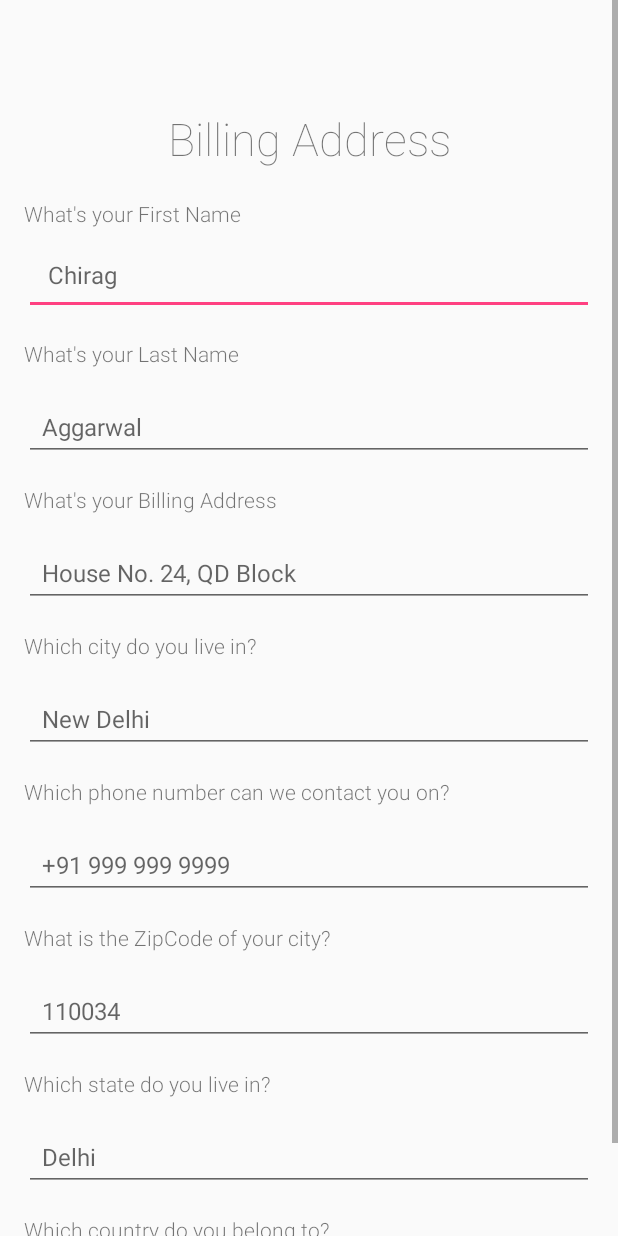
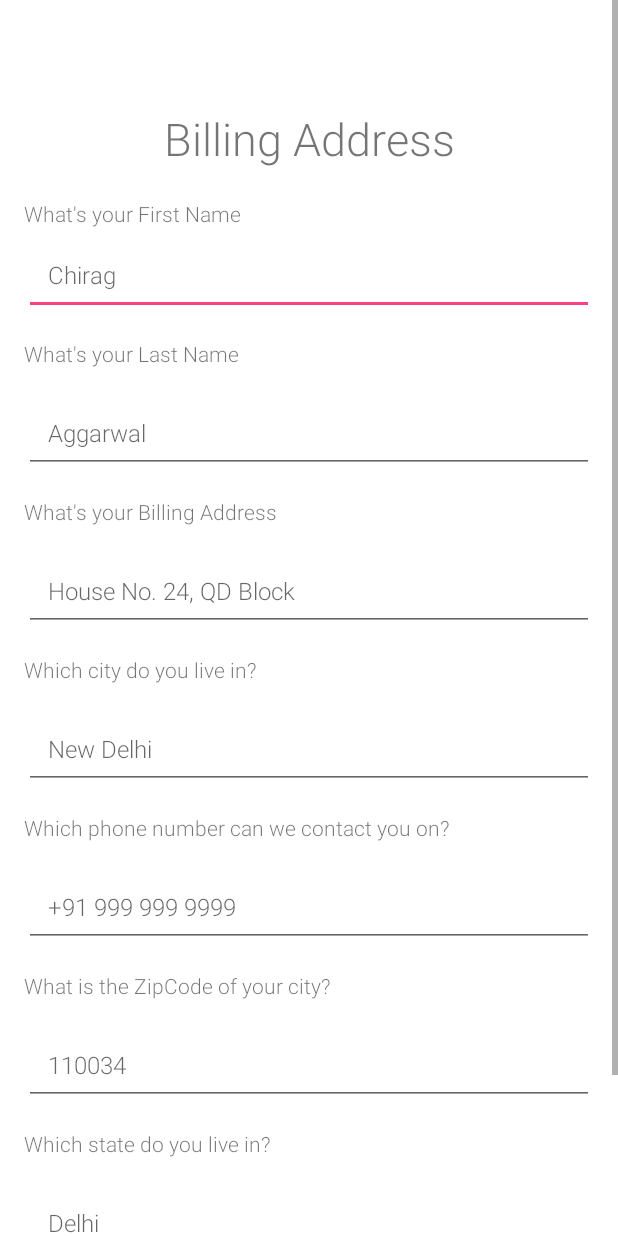
Before and after one commit to prashant3863/MyKart, an Android app: the fragment AddressFragment shown on its own in the app's theme, on a phone screen of 412 x 824 dp. Run offline under Robolectric (Android 15) with nearby library versions, the phone set to English and light mode, and no system bars.

Commit message:
Refactoring Address Screen
- Removing loader shown when the address screen is loaded (when the order is already in "address" state)
- DRYing code

```diff
--- a/android_app/app/src/main/java/com/example/chi6rag/mykart/CheckoutActivity.java
+++ b/android_app/app/src/main/java/com/example/chi6rag/mykart/CheckoutActivity.java
@@ -13,13 +13,14 @@ import com.example.chi6rag.mykart.network.Errors;
 import com.example.chi6rag.mykart.network.ErrorsResource;
 
 public class CheckoutActivity extends AppCompatActivity {
+    private ProgressBar progressBar;
 
     @Override
     protected void onCreate(Bundle savedInstanceState) {
         super.onCreate(savedInstanceState);
         setContentView(R.layout.activity_checkout);
 
-        final ProgressBar progressBar = ((ProgressBar) findViewById(R.id.checkout_progress_loader));
+        progressBar = ((ProgressBar) findViewById(R.id.checkout_progress_loader));
 
         final Order order = getIntent().getParcelableExtra(Order.TAG);
         new AdvanceOrderStateTask(order, new UIExecutor<Object>() {
@@ -30,20 +31,8 @@ public class CheckoutActivity extends AppCompatActivity {
 
             @Override
             public void onPostExecute(Object object) {
-                stopLoaderAnimation(progressBar);
-                removeLoader(progressBar);
-            }
-
-            private void startLoaderAnimation() {
-                progressBar.animate().start();
-            }
-
-            private void removeLoader(ProgressBar progressBar) {
-                ((ViewGroup) progressBar.getParent()).removeView(progressBar);
-            }
-
-            private void stopLoaderAnimation(ProgressBar progressBar) {
-                progressBar.animate().cancel();
+                stopLoaderAnimation();
+                removeLoader();
             }
         }, new ExtensibleStatusCallback<Object>() {
             @Override
@@ -61,6 +50,19 @@ public class CheckoutActivity extends AppCompatActivity {
         }).execute();
     }
 
+
+    private void startLoaderAnimation() {
+        progressBar.animate().start();
+    }
+
+    private void removeLoader() {
+        ((ViewGroup) this.progressBar.getParent()).removeView(progressBar);
+    }
+
+    private void stopLoaderAnimation() {
+        this.progressBar.animate().cancel();
+    }
+
     private void promptForAddress(Order order) {
         Bundle bundle = new Bundle();
         bundle.putParcelable(Order.TAG, order);
--- a/android_app/app/src/main/java/com/example/chi6rag/mykart/async_tasks/AdvanceOrderStateTask.java
+++ b/android_app/app/src/main/java/com/example/chi6rag/mykart/async_tasks/AdvanceOrderStateTask.java
@@ -58,11 +58,11 @@ public class AdvanceOrderStateTask extends AsyncTask<Void, Void, Object> {
 
     @Override
     protected void onPostExecute(Object object) {
+        this.uiExecutor.onPostExecute(object);
         if (object instanceof Order) {
-            this.uiExecutor.onPostExecute(((Order) object));
-            this.extensibleStatusCallback.onSuccess(((Order) object));
+            this.extensibleStatusCallback.onSuccess(object);
         } else if (object instanceof ErrorsResource) {
-            this.extensibleStatusCallback.onFailure(((ErrorsResource) object));
+            this.extensibleStatusCallback.onFailure(object);
         }
     }
 
--- a/android_app/app/src/main/res/layout/address_fragment.xml
+++ b/android_app/app/src/main/res/layout/address_fragment.xml
@@ -1,163 +1,134 @@
 <?xml version="1.0" encoding="utf-8"?>
 <ScrollView
     xmlns:android="http://schemas.android.com/apk/res/android"
-    android:layout_height="wrap_content"
-    android:layout_width="match_parent">
+    android:layout_width="match_parent"
+    android:layout_height="wrap_content">
     <LinearLayout xmlns:android="http://schemas.android.com/apk/res/android"
+                  android:layout_width="match_parent"
+                  android:layout_height="wrap_content"
                   android:orientation="vertical"
-                  android:layout_width="match_parent"
-                  android:layout_height="wrap_content">
+        android:background="#FFFFFF">
 
         <TextView
             android:id="@+id/address_billing_title"
+            style="@style/address_billing_title"
+            android:layout_marginTop="?attr/actionBarSize"
+            android:fontFamily="sans-serif-light"
             android:text="Billing Address"
-            android:textAlignment="center"
-            android:fontFamily="sans-serif-thin"
-            style="@style/address_billing_title"
-            android:layout_marginTop="?attr/actionBarSize"/>
+            android:textAlignment="center"/>
 
         <TextView
             android:id="@+id/address_firstname_label"
+            android:layout_width="match_parent"
             android:layout_height="wrap_content"
-            android:layout_width="match_parent"
-            android:fontFamily="sans-serif-light"
+            android:layout_marginBottom="4dp"
             android:layout_marginLeft="16dp"
             android:layout_marginRight="16dp"
-            android:layout_marginBottom="4dp"
             android:layout_marginTop="4dp"
+            android:fontFamily="sans-serif-light"
             android:text="What's your First Name"/>
 
         <EditText
-            android:layout_height="wrap_content"
-            android:layout_width="match_parent"
-            android:layout_marginLeft="16dp"
-            android:layout_marginRight="16dp"
-            android:padding="16dp"
-            android:textSize="16sp"
-            android:hint="Chirag"/>
+            style="@style/address_edit_text"
+            android:fontFamily="sans-serif-light"
+            android:hint="Chirag"
+            android:inputType="textPersonName"/>
 
         <TextView
             android:id="@+id/address_lastname_label"
+            android:layout_width="match_parent"
             android:layout_height="wrap_content"
-            android:layout_width="match_parent"
+            android:layout_margin="16dp"
             android:fontFamily="sans-serif-light"
-            android:layout_margin="16dp"
             android:text="What's your Last Name"/>
 
         <EditText
-            android:layout_height="wrap_content"
-            android:layout_width="match_parent"
-            android:layout_marginLeft="16dp"
-            android:layout_marginRight="16dp"
-            android:padding="12dp"
-            android:textSize="16sp"
-            android:hint="Aggarwal"/>
+            style="@style/address_edit_text"
+            android:fontFamily="sans-serif-light"
+            android:hint="Aggarwal"
+            android:inputType="textPersonName"/>
 
         <TextView
             android:id="@+id/address_billing_label"
+            android:layout_width="match_parent"
             android:layout_height="wrap_content"
-            android:layout_width="match_parent"
+            android:layout_margin="16dp"
             android:fontFamily="sans-serif-light"
-            android:layout_margin="16dp"
             android:text="What's your Billing Address"/>
 
         <EditText
-            android:layout_height="wrap_content"
-            android:layout_width="match_parent"
-            android:inputType="textPostalAddress"
-            android:layout_marginLeft="16dp"
-            android:layout_marginRight="16dp"
-            android:padding="12dp"
-            android:textSize="16sp"
-            android:hint="House No. 24, QD Block"/>
+            style="@style/address_edit_text"
+            android:fontFamily="sans-serif-light"
+            android:hint="House No. 24, QD Block"
+            android:inputType="textPostalAddress"/>
 
         <TextView
             android:id="@+id/address_city_label"
+            android:layout_width="match_parent"
             android:layout_height="wrap_content"
-            android:layout_width="match_parent"
+            android:layout_margin="16dp"
             android:fontFamily="sans-serif-light"
-            android:layout_margin="16dp"
             android:text="Which city do you live in?"/>
 
         <EditText
-            android:layout_height="wrap_content"
-            android:layout_width="match_parent"
-            android:inputType="textPostalAddress"
-            android:layout_marginLeft="16dp"
-            android:layout_marginRight="16dp"
-            android:padding="12dp"
-            android:textSize="16sp"
-            android:hint="New Delhi"/>
+            style="@style/address_edit_text"
+            android:fontFamily="sans-serif-light"
+            android:hint="New Delhi"
+            android:inputType="textPostalAddress"/>
 
         <TextView
             android:id="@+id/address_phone_label"
+            android:layout_width="match_parent"
             android:layout_height="wrap_content"
-            android:layout_width="match_parent"
+            android:layout_margin="16dp"
             android:fontFamily="sans-serif-light"
-            android:layout_margin="16dp"
             android:text="Which phone number can we contact you on?"/>
 
         <EditText
-            android:layout_height="wrap_content"
-            android:layout_width="match_parent"
-            android:inputType="phone"
-            android:layout_marginLeft="16dp"
-            android:layout_marginRight="16dp"
-            android:padding="12dp"
-            android:textSize="16sp"
-            android:hint="+91 999 999 9999"/>
+            style="@style/address_edit_text"
+            android:fontFamily="sans-serif-light"
+            android:hint="+91 999 999 9999"
+            android:inputType="phone"/>
 
         <TextView
             android:id="@+id/address_zipcode_label"
+            android:layout_width="match_parent"
             android:layout_height="wrap_content"
-            android:layout_width="match_parent"
+            android:layout_margin="16dp"
             android:fontFamily="sans-serif-light"
-            android:layout_margin="16dp"
             android:text="What is the ZipCode of your city?"/>
 
         <EditText
-            android:layout_height="wrap_content"
-            android:layout_width="match_parent"
-            android:inputType="numberSigned"
-            android:layout_marginLeft="16dp"
-            android:layout_marginRight="16dp"
-            android:padding="12dp"
-            android:textSize="16sp"
-            android:hint="110034"/>
+            style="@style/address_edit_text"
+            android:fontFamily="sans-serif-light"
+            android:hint="110034"
+            android:inputType="numberSigned"/>
 
         <TextView
             android:id="@+id/address_state_label"
+            android:layout_width="match_parent"
             android:layout_height="wrap_content"
-            android:layout_width="match_parent"
+            android:layout_margin="16dp"
             android:fontFamily="sans-serif-light"
-            android:layout_margin="16dp"
             android:text="Which state do you live in?"/>
 
         <EditText
-            android:layout_height="wrap_content"
-            android:layout_width="match_parent"
-            android:inputType="numberSigned"
-            android:layout_marginLeft="16dp"
-            android:layout_marginRight="16dp"
-            android:padding="12dp"
-            android:textSize="16sp"
-            android:hint="Delhi"/>
+            style="@style/address_edit_text"
+            android:fontFamily="sans-serif-light"
+            android:hint="Delhi"
+            android:inputType="textPostalAddress"/>
 
         <TextView
             android:id="@+id/address_country_label"
+            android:layout_width="match_parent"
             android:layout_height="wrap_content"
-            android:layout_width="match_parent"
+            android:layout_margin="16dp"
             android:fontFamily="sans-serif-light"
-            android:layout_margin="16dp"
             android:text="Which country do you belong to?"/>
 
         <TextView
-            android:layout_height="wrap_content"
-            android:layout_width="match_parent"
-            android:layout_marginLeft="16dp"
-            android:layout_marginRight="16dp"
-            android:padding="12dp"
-            android:textSize="16sp"
+            style="@style/address_edit_text"
+            android:fontFamily="sans-serif-light"
             android:text="India"/>
 
     </LinearLayout>
--- a/android_app/app/src/main/res/values/styles.xml
+++ b/android_app/app/src/main/res/values/styles.xml
@@ -134,4 +134,12 @@
         <item name="android:textSize">30sp</item>
         <item name="android:padding">16dp</item>
     </style>
+    <style name="address_edit_text">
+        <item name="android:layout_height">wrap_content</item>
+        <item name="android:layout_width">match_parent</item>
+        <item name="android:layout_marginLeft">16dp</item>
+        <item name="android:layout_marginRight">16dp</item>
+        <item name="android:padding">16dp</item>
+        <item name="android:textSize">16sp</item>
+    </style>
 </resources>
```
